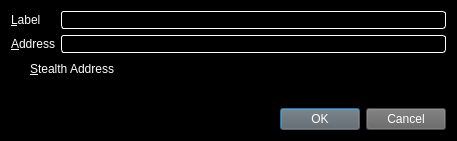
waffle-iron/DarkSilk-Release-Candidate, file src/qt/forms/editaddressdialog.ui: the form before one commit.
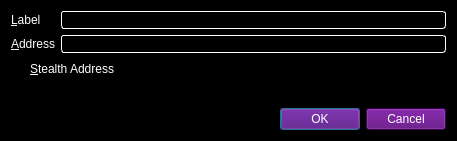
The form after the commit.

What changed in the file:
```diff
--- a/src/qt/forms/editaddressdialog.ui
+++ b/src/qt/forms/editaddressdialog.ui
@@ -77,8 +77,8 @@
     <widget class="QDialogButtonBox" name="buttonBox">
      <property name="styleSheet">
       <string notr="true">color: rgb(255, 255, 255);
-background-color: rgb(98, 98, 98);
-alternate-background-color: rgb(98, 98, 98);</string>
+background-color: rgb(86, 0, 120);
+alternate-background-color: rgb(86, 0, 120);</string>
      </property>
      <property name="orientation">
       <enum>Qt::Horizontal</enum>
```
